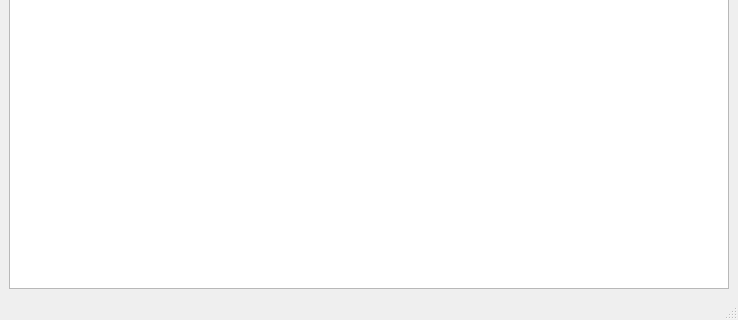
Above: userwindow.ui from DNDK/kormushk before the change; both pictures show x 0 to 738 and y 159 to 479 of the 738 by 479 pixel window. Below: the same form after it.
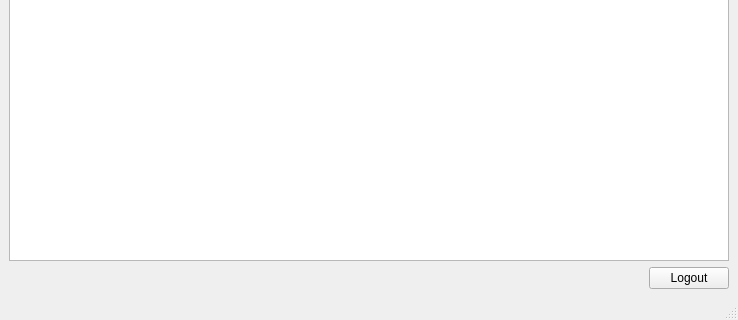
That is the form after the change.

```diff
--- a/userwindow.ui
+++ b/userwindow.ui
@@ -14,10 +14,34 @@
    <string>Негры пидарасы</string>
   </property>
   <widget class="QWidget" name="centralwidget">
-   <layout class="QGridLayout" name="gridLayout">
-    <item row="0" column="0">
+   <layout class="QVBoxLayout" name="verticalLayout">
+    <item>
      <widget class="QTableWidget" name="tableWidget"/>
     </item>
+    <item>
+     <layout class="QHBoxLayout" name="horizontalLayout">
+      <item>
+       <spacer name="horizontalSpacer">
+        <property name="orientation">
+         <enum>Qt::Horizontal</enum>
+        </property>
+        <property name="sizeHint" stdset="0">
+         <size>
+          <width>40</width>
+          <height>20</height>
+         </size>
+        </property>
+       </spacer>
+      </item>
+      <item>
+       <widget class="QPushButton" name="LogoutButton">
+        <property name="text">
+         <string>Logout</string>
+        </property>
+       </widget>
+      </item>
+     </layout>
+    </item>
    </layout>
   </widget>
   <widget class="QMenuBar" name="menubar">
```
Left out of the diff: 2 changed lines with no effect on the pictures.
